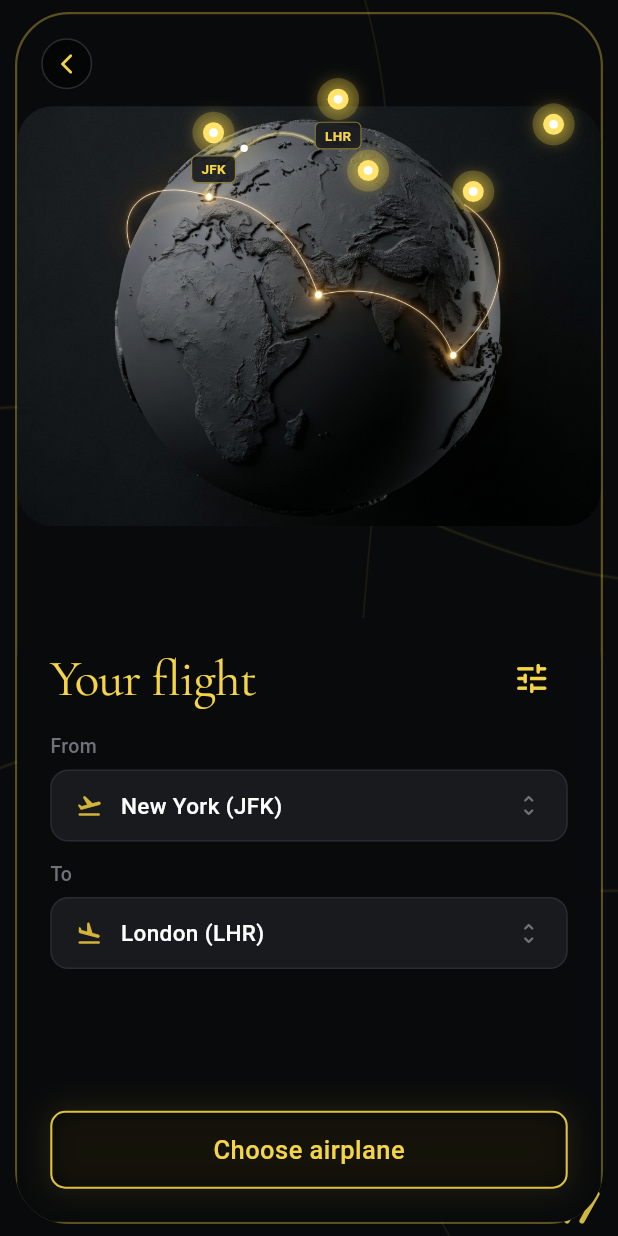
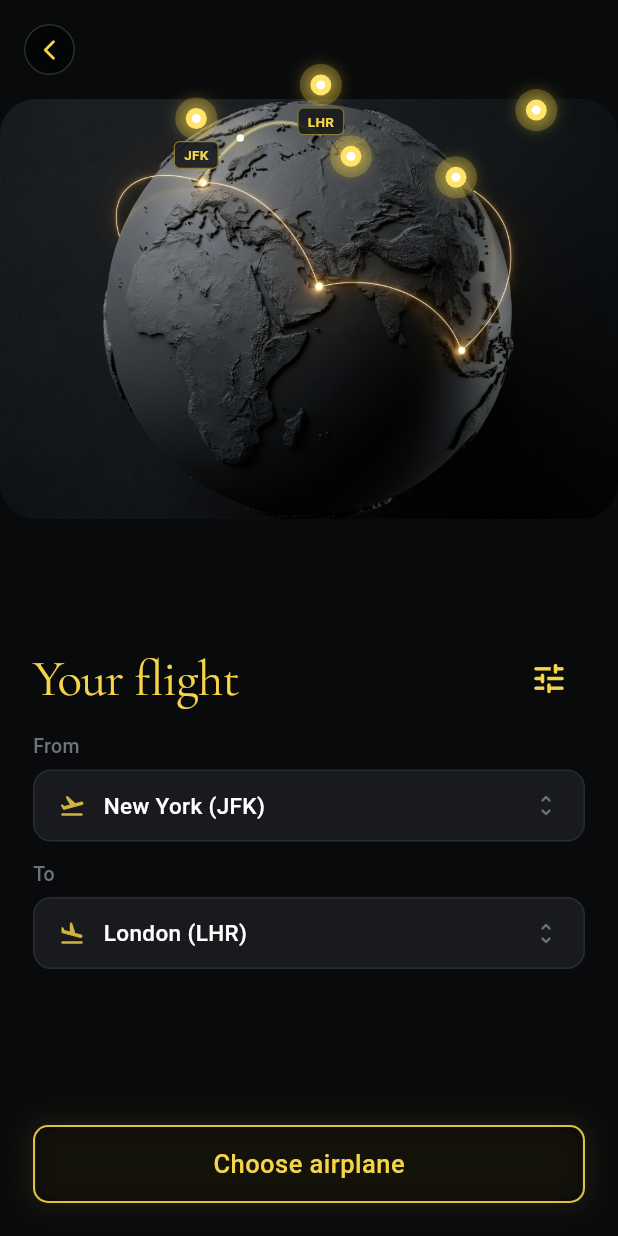
Before and after one commit to Irtaza4/flight_app, a Flutter app: the screen it shows after launch, after a tap on "Get started", on a phone screen of 412 x 824 dp. Run offline on Flutter 3.47's test engine with Material 3 defaults, Android fonts, the phone set to English and light mode, and no system bars; our stand-ins replace google_fonts.

Commit message:
the home screen built

```diff
--- a/lib/screens/flight_search_screen.dart
+++ b/lib/screens/flight_search_screen.dart
@@ -165,7 +165,6 @@ class _FlightSearchScreenState extends State<FlightSearchScreen> {
   @override
   Widget build(BuildContext context) {
     return LuxuryFramedScreen(
-      showCornerSlashes: true,
       child: Column(
         children: [
           // Top Half: 3D Globe with Flight Map
--- a/lib/screens/jet_selection_screen.dart
+++ b/lib/screens/jet_selection_screen.dart
@@ -54,13 +54,10 @@ class _JetSelectionScreenState extends State<JetSelectionScreen>
         _showAll ? JetModel.sampleJets : JetModel.sampleJets.take(3).toList();
 
     return LuxuryFramedScreen(
-      showCornerSlashes: true,
-      child: Stack(
-        children: [
-          // Scrollable jet fleet view
-          ListView(
-            padding: const EdgeInsets.symmetric(horizontal: 18, vertical: 16),
-            children: [
+      child: SafeArea(
+        child: ListView(
+          padding: const EdgeInsets.symmetric(horizontal: 18, vertical: 16),
+          children: [
               // Back Button
               Align(
                 alignment: Alignment.centerLeft,
@@ -268,9 +265,8 @@ class _JetSelectionScreenState extends State<JetSelectionScreen>
               ),
             ],
           ),
-        ],
-      ),
-    );
+        ),
+      );
   }
 
   Widget _buildJetCard({
--- a/lib/screens/welcome_screen.dart
+++ b/lib/screens/welcome_screen.dart
@@ -1,6 +1,5 @@
 import 'package:flutter/material.dart';
 import '../theme/app_theme.dart';
-import '../widgets/luxury_border_frame.dart';
 import 'flight_search_screen.dart';
 
 class WelcomeScreen extends StatefulWidget {
@@ -22,7 +21,7 @@ class _WelcomeScreenState extends State<WelcomeScreen>
     super.initState();
     _controller = AnimationController(
       vsync: this,
-      duration: const Duration(milliseconds: 1400),
+      duration: const Duration(milliseconds: 1200),
     );
 
     _fadeAnim = CurvedAnimation(
@@ -31,16 +30,16 @@ class _WelcomeScreenState extends State<WelcomeScreen>
     );
 
     _slideAnim = Tween<Offset>(
-      begin: const Offset(0, 0.08),
+      begin: const Offset(0, 0.06),
       end: Offset.zero,
     ).animate(
       CurvedAnimation(
         parent: _controller,
-        curve: const Interval(0.2, 1.0, curve: Curves.easeOutCubic),
+        curve: const Interval(0.15, 1.0, curve: Curves.easeOutCubic),
       ),
     );
 
-    _scaleAnim = Tween<double>(begin: 1.05, end: 1.0).animate(
+    _scaleAnim = Tween<double>(begin: 1.04, end: 1.0).animate(
       CurvedAnimation(
         parent: _controller,
         curve: Curves.easeOutCubic,
@@ -77,18 +76,19 @@ class _WelcomeScreenState extends State<WelcomeScreen>
             ),
           );
         },
-        transitionDuration: const Duration(milliseconds: 600),
+        transitionDuration: const Duration(milliseconds: 550),
       ),
     );
   }
 
   @override
   Widget build(BuildContext context) {
-    return LuxuryFramedScreen(
-      showCornerSlashes: false,
-      child: Stack(
+    return Scaffold(
+      backgroundColor: AppColors.bgPrimary,
+      body: Stack(
+        fit: StackFit.expand,
         children: [
-          // Background Image with gentle scale zoom animation
+          // Full bleed Background Image
           Positioned.fill(
             child: ScaleTransition(
               scale: _scaleAnim,
@@ -100,7 +100,7 @@ class _WelcomeScreenState extends State<WelcomeScreen>
             ),
           ),
 
-          // Gradient scrim overlay for readability
+          // Gradient Overlay to ensure crisp contrast for text and buttons
           Positioned.fill(
             child: Container(
               decoration: BoxDecoration(
@@ -108,27 +108,27 @@ class _WelcomeScreenState extends State<WelcomeScreen>
                   begin: Alignment.topCenter,
                   end: Alignment.bottomCenter,
                   colors: [
-                    Colors.black.withOpacity(0.85),
-                    Colors.black.withOpacity(0.25),
-                    Colors.black.withOpacity(0.4),
-                    Colors.black.withOpacity(0.92),
+                    Colors.black.withValues(alpha: 0.75),
+                    Colors.transparent,
+                    Colors.black.withValues(alpha: 0.35),
+                    Colors.black.withValues(alpha: 0.90),
                   ],
-                  stops: const [0.0, 0.28, 0.65, 0.95],
+                  stops: const [0.0, 0.30, 0.65, 0.95],
                 ),
               ),
             ),
           ),
 
-          // Content Layer
+          // Edge-to-Edge Screen Content
           SafeArea(
             child: Padding(
-              padding: const EdgeInsets.symmetric(horizontal: 28, vertical: 24),
+              padding: const EdgeInsets.symmetric(horizontal: 26, vertical: 20),
               child: Column(
                 crossAxisAlignment: CrossAxisAlignment.start,
                 children: [
-                  const SizedBox(height: 16),
+                  const SizedBox(height: 20),
 
-                  // Top Heading: "Welcome aboard —"
+                  // Header: "Welcome\naboard —————"
                   FadeTransition(
                     opacity: _fadeAnim,
                     child: SlideTransition(
@@ -137,12 +137,34 @@ class _WelcomeScreenState extends State<WelcomeScreen>
                         crossAxisAlignment: CrossAxisAlignment.start,
                         children: [
                           Text(
-                            'Welcome\naboard —',
+                            'Welcome',
                             style: AppTypography.serifTitle(
-                              fontSize: 48,
-                              height: 1.05,
+                              fontSize: 54,
+                              height: 1.0,
                               color: AppColors.goldAccent,
                             ),
+                          ),
+                          const SizedBox(height: 2),
+                          Row(
+                            crossAxisAlignment: CrossAxisAlignment.center,
+                            children: [
+                              Text(
+                                'aboard',
+                                style: AppTypography.serifTitle(
+                                  fontSize: 54,
+                                  height: 1.0,
+                                  color: AppColors.goldAccent,
+                                ),
+                              ),
+                              const SizedBox(width: 16),
+                              Expanded(
+                                child: Container(
+                                  height: 1.5,
+                                  color: AppColors.goldAccent.withValues(alpha: 0.8),
+                                ),
+                              ),
+                              const SizedBox(width: 12),
+                            ],
                           ),
                         ],
                       ),
@@ -151,7 +173,7 @@ class _WelcomeScreenState extends State<WelcomeScreen>
 
                   const Spacer(),
 
-                  // Bottom Description and Action Button
+                  // Bottom Tagline & Action Button
                   FadeTransition(
                     opacity: _fadeAnim,
                     child: SlideTransition(
@@ -159,41 +181,41 @@ class _WelcomeScreenState extends State<WelcomeScreen>
                       child: Column(
                         crossAxisAlignment: CrossAxisAlignment.start,
                         children: [
-                          // Subtitle: "Private jet for your live, work and other goals"
+                          // "Private jet for your live, work and other goals"
                           ConstrainedBox(
-                            constraints: const BoxConstraints(maxWidth: 240),
+                            constraints: const BoxConstraints(maxWidth: 260),
                             child: Text(
                               'Private jet for your live, work and other goals',
                               style: AppTypography.sansBody(
-                                fontSize: 16,
-                                color: AppColors.goldAccent.withOpacity(0.95),
-                                height: 1.4,
+                                fontSize: 18,
+                                color: AppColors.goldAccent.withValues(alpha: 0.95),
+                                height: 1.35,
                               ),
                             ),
                           ),
-                          const SizedBox(height: 28),
+                          const SizedBox(height: 24),
 
-                          // Button: "Get started"
+                          // "Get started" button
                           InkWell(
                             onTap: _navigateToFlightSearch,
-                            borderRadius: BorderRadius.circular(10),
+                            borderRadius: BorderRadius.circular(8),
                             child: Container(
                               padding: const EdgeInsets.symmetric(
-                                horizontal: 26,
-                                vertical: 14,
+                                horizontal: 24,
+                                vertical: 13,
                               ),
                               decoration: BoxDecoration(
-                                borderRadius: BorderRadius.circular(10),
+                                borderRadius: BorderRadius.circular(8),
                                 border: Border.all(
-                                  color: AppColors.goldAccent.withOpacity(0.85),
+                                  color: AppColors.goldAccent.withValues(alpha: 0.8),
                                   width: 1.4,
                                 ),
-                                color: Colors.black.withOpacity(0.45),
+                                color: Colors.black.withValues(alpha: 0.35),
                                 boxShadow: [
                                   BoxShadow(
-                                    color: AppColors.goldAccent.withOpacity(0.12),
-                                    blurRadius: 16,
-                                    spreadRadius: 2,
+                                    color: AppColors.goldAccent.withValues(alpha: 0.1),
+                                    blurRadius: 14,
+                                    spreadRadius: 1,
                                   ),
                                 ],
                               ),
@@ -203,12 +225,12 @@ class _WelcomeScreenState extends State<WelcomeScreen>
                                   fontSize: 16,
                                   fontWeight: FontWeight.w500,
                                   color: AppColors.goldAccent,
-                                  letterSpacing: 0.3,
+                                  letterSpacing: 0.2,
                                 ),
                               ),
                             ),
                           ),
-                          const SizedBox(height: 12),
+                          const SizedBox(height: 16),
                         ],
                       ),
                     ),
--- a/lib/widgets/luxury_border_frame.dart
+++ b/lib/widgets/luxury_border_frame.dart
@@ -1,141 +1,19 @@
 import 'package:flutter/material.dart';
 import '../theme/app_theme.dart';
 
-class LuxuryBackgroundPainter extends CustomPainter {
-  final double animationProgress;
-
-  LuxuryBackgroundPainter({this.animationProgress = 0.0});
-
-  @override
-  void paint(Canvas canvas, Size size) {
-    final paint = Paint()
-      ..color = AppColors.goldAccent.withOpacity(0.08)
-      ..style = PaintingStyle.stroke
-      ..strokeWidth = 1.2;
-
-    final glowPaint = Paint()
-      ..color = AppColors.goldAccent.withOpacity(0.03)
-      ..style = PaintingStyle.stroke
-      ..strokeWidth = 3.0;
-
-    // Curved background luxury flight flow lines
-    final path1 = Path();
-    path1.moveTo(-size.width * 0.2, size.height * 0.35);
-    path1.cubicTo(
-      size.width * 0.4,
-      size.height * 0.25,
-      size.width * 0.8,
-      size.height * 0.55,
-      size.width * 1.3,
-      size.height * 0.45,
-    );
-
-    final path2 = Path();
-    path2.moveTo(-size.width * 0.1, size.height * 0.65);
-    path2.cubicTo(
-      size.width * 0.3,
-      size.height * 0.5,
-      size.width * 0.7,
-      size.height * 0.8,
-      size.width * 1.2,
-      size.height * 0.7,
-    );
-
-    final path3 = Path();
-    path3.moveTo(size.width * 0.5, -size.height * 0.1);
-    path3.cubicTo(
-      size.width * 0.9,
-      size.height * 0.2,
-      size.width * 0.2,
-      size.height * 0.8,
-      size.width * 0.9,
-      size.height * 1.1,
-    );
-
-    canvas.drawPath(path1, glowPaint);
-    canvas.drawPath(path1, paint);
-    canvas.drawPath(path2, glowPaint);
-    canvas.drawPath(path2, paint);
-    canvas.drawPath(path3, paint);
-
-    // Decorative corner slashes on bottom right "//"
-    _drawCornerSlashes(canvas, size);
-  }
-
-  void _drawCornerSlashes(Canvas canvas, Size size) {
-    final slashPaint = Paint()
-      ..color = AppColors.goldAccent.withOpacity(0.85)
-      ..style = PaintingStyle.stroke
-      ..strokeCap = StrokeCap.round
-      ..strokeWidth = 3.5;
-
-    final startX = size.width - 24;
-    final startY = size.height - 28;
-
-    // First slash
-    canvas.drawLine(
-      Offset(startX, startY),
-      Offset(startX - 10, startY + 18),
-      slashPaint,
-    );
-
-    // Second slash
-    canvas.drawLine(
-      Offset(startX + 10, startY),
-      Offset(startX, startY + 18),
-      slashPaint,
-    );
-  }
-
-  @override
-  bool shouldRepaint(covariant LuxuryBackgroundPainter oldDelegate) {
-    return oldDelegate.animationProgress != animationProgress;
-  }
-}
-
 class LuxuryFramedScreen extends StatelessWidget {
   final Widget child;
-  final bool showCornerSlashes;
-  final bool showOuterBorder;
 
   const LuxuryFramedScreen({
     super.key,
     required this.child,
-    this.showCornerSlashes = true,
-    this.showOuterBorder = true,
   });
 
   @override
   Widget build(BuildContext context) {
     return Scaffold(
       backgroundColor: AppColors.bgPrimary,
-      body: Stack(
-        children: [
-          // Background subtle luxury curves
-          Positioned.fill(
-            child: CustomPaint(
-              painter: LuxuryBackgroundPainter(),
-            ),
-          ),
-          // Main Screen Content
-          SafeArea(
-            child: showOuterBorder
-                ? Container(
-                    margin: const EdgeInsets.symmetric(horizontal: 10, vertical: 8),
-                    decoration: BoxDecoration(
-                      borderRadius: BorderRadius.circular(36),
-                      border: Border.all(
-                        color: AppColors.goldAccent.withOpacity(0.35),
-                        width: 1.5,
-                      ),
-                    ),
-                    clipBehavior: Clip.antiAlias,
-                    child: child,
-                  )
-                : child,
-          ),
-        ],
-      ),
+      body: child,
     );
   }
 }
```
Also changed, not shown: 1 other file.
